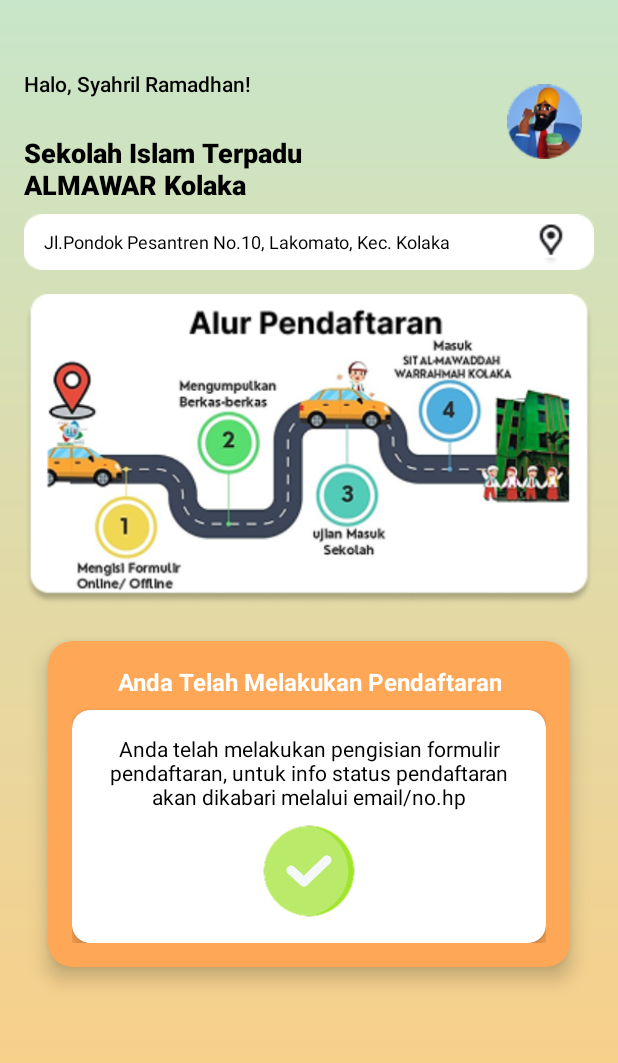
After one commit to SyahrilR22/e-AlMawar, an Android app: the layout fragment_siswa_formulir_done.xml on its own in the app's theme, with its tools: preview values and no code run, on a phone screen of 412 x 824 dp. The commit adds this screen. Shown: the top 1063 px of the screen. Run offline under Robolectric (Android 15) with nearby library versions, the phone set to English and light mode, and no system bars.

Commit message:
Tampilan Halaman Siswa Berhasil Mendaftar dan Tampilan formulir saat berhasil mendaftar

```diff
--- /dev/null
+++ b/app/src/main/res/layout/fragment_siswa_formulir_done.xml
@@ -0,0 +1,161 @@
+<?xml version="1.0" encoding="utf-8"?>
+<androidx.constraintlayout.widget.ConstraintLayout xmlns:android="http://schemas.android.com/apk/res/android"
+    xmlns:app="http://schemas.android.com/apk/res-auto"
+    xmlns:tools="http://schemas.android.com/tools"
+    android:layout_width="match_parent"
+    android:layout_height="match_parent"
+    android:background="@drawable/gradien_background">
+
+    <!-- ScrollView untuk konten utama -->
+    <ScrollView
+        android:layout_width="match_parent"
+        android:layout_height="match_parent"
+        android:fillViewport="true"
+        app:layout_constraintTop_toTopOf="parent">
+
+
+        <LinearLayout
+            android:layout_width="match_parent"
+            android:layout_height="wrap_content"
+            android:orientation="vertical"
+            android:padding="16dp">
+
+            <!-- Header -->
+            <androidx.constraintlayout.widget.ConstraintLayout
+                android:layout_width="match_parent"
+                android:layout_height="wrap_content">
+
+                <TextView
+                    android:id="@+id/tv_greeting"
+                    android:layout_width="wrap_content"
+                    android:layout_height="wrap_content"
+                    android:layout_marginTop="30dp"
+                    android:fontFamily="sans-serif-medium"
+                    android:text="Halo, Syahril Ramadhan!"
+                    android:textColor="@color/black"
+                    android:textSize="14sp"
+                    app:layout_constraintStart_toStartOf="parent"
+                    app:layout_constraintTop_toTopOf="parent" />
+
+                <ImageView
+                    android:id="@+id/iv_profile"
+                    android:layout_width="50dp"
+                    android:layout_height="50dp"
+                    android:layout_marginTop="40dp"
+                    android:layout_marginEnd="8dp"
+                    android:scaleType="centerCrop"
+                    android:src="@drawable/ic_profile"
+                    app:layout_constraintEnd_toEndOf="parent"
+                    app:layout_constraintTop_toTopOf="parent" />
+
+                <TextView
+                    android:id="@+id/tv_school_name"
+                    android:layout_width="192dp"
+                    android:layout_height="43dp"
+                    android:layout_marginTop="24dp"
+                    android:fontFamily="sans-serif-black"
+                    android:gravity="center"
+                    android:text="Sekolah Islam Terpadu ALMAWAR Kolaka"
+                    android:textAlignment="textStart"
+                    android:textColor="@color/black"
+                    android:textSize="18sp"
+                    android:textStyle="bold"
+                    app:layout_constraintEnd_toEndOf="parent"
+                    app:layout_constraintHorizontal_bias="0.0"
+                    app:layout_constraintStart_toStartOf="parent"
+                    app:layout_constraintTop_toBottomOf="@id/tv_greeting" />
+
+                <TextView
+                    android:id="@+id/textView3"
+                    android:layout_width="0dp"
+                    android:layout_height="wrap_content"
+                    android:layout_marginTop="10dp"
+                    android:background="@drawable/location_background"
+                    android:gravity="center"
+                    android:padding="8dp"
+                    android:text="  Jl.Pondok Pesantren No.10, Lakomato, Kec. Kolaka"
+                    android:textAlignment="textStart"
+                    android:textColor="@color/black"
+                    android:textSize="12sp"
+                    app:layout_constraintEnd_toEndOf="parent"
+                    app:layout_constraintStart_toStartOf="parent"
+                    app:layout_constraintTop_toBottomOf="@id/tv_school_name" />
+
+            </androidx.constraintlayout.widget.ConstraintLayout>
+
+            <!-- Content -->
+            <ImageView
+                android:id="@+id/imageView6"
+                android:layout_width="match_parent"
+                android:layout_height="wrap_content"
+                android:layout_marginTop="16dp"
+                android:adjustViewBounds="true"
+                app:srcCompat="@drawable/alur_pendaftaran" />
+
+            <!-- Status Pendaftaran -->
+            <androidx.cardview.widget.CardView
+                android:id="@+id/card_status_pendaftaran"
+                android:layout_width="match_parent"
+                android:layout_height="wrap_content"
+                android:layout_marginTop="24dp"
+                android:layout_marginHorizontal="16dp"
+                app:cardCornerRadius="16dp"
+                app:cardElevation="8dp"
+                app:cardBackgroundColor="@color/orange"
+                app:layout_constraintTop_toBottomOf="@id/imageView6"
+                app:layout_constraintStart_toStartOf="parent"
+                app:layout_constraintEnd_toEndOf="parent">
+
+                <LinearLayout
+                    android:layout_width="match_parent"
+                    android:layout_height="wrap_content"
+                    android:orientation="vertical"
+                    android:padding="16dp"
+                    android:gravity="center">
+
+                    <TextView
+                        android:layout_width="wrap_content"
+                        android:layout_height="wrap_content"
+                        android:text="Anda Telah Melakukan Pendaftaran"
+                        android:textSize="16sp"
+                        android:textStyle="bold"
+                        android:gravity="center"
+                        android:textColor="@android:color/white"/>
+
+                    <androidx.cardview.widget.CardView
+                        android:layout_width="match_parent"
+                        android:layout_height="wrap_content"
+                        android:layout_marginTop="8dp"
+                        app:cardCornerRadius="12dp"
+                        app:cardElevation="4dp">
+
+                        <LinearLayout
+                            android:layout_width="match_parent"
+                            android:layout_height="wrap_content"
+                            android:orientation="vertical"
+                            android:padding="16dp"
+                            android:gravity="center">
+
+                            <TextView
+                                android:layout_width="wrap_content"
+                                android:layout_height="wrap_content"
+                                android:text="Anda telah melakukan pengisian formulir pendaftaran, untuk info status pendaftaran akan dikabari melalui email/no.hp"
+                                android:textSize="14sp"
+                                android:gravity="center"
+                                android:textColor="@android:color/black"
+                                android:layout_marginBottom="8dp"/>
+
+                            <ImageView
+                                android:layout_width="64dp"
+                                android:layout_height="64dp"
+                                android:src="@drawable/done"
+                                android:contentDescription="Success Icon"/>
+                        </LinearLayout>
+                    </androidx.cardview.widget.CardView>
+                </LinearLayout>
+            </androidx.cardview.widget.CardView>
+
+        </LinearLayout>
+    </ScrollView>
+
+</androidx.constraintlayout.widget.ConstraintLayout>
--- a/app/src/main/res/layout/fragment_tempat_tinggal.xml
+++ b/app/src/main/res/layout/fragment_tempat_tinggal.xml
@@ -138,7 +138,7 @@
                         android:text="❮ Sebelumnya" />
 
                     <Button
-                        android:id="@+id/btn_next"
+                        android:id="@+id/btn_submit"
                         android:layout_width="0dp"
                         android:layout_height="wrap_content"
                         android:layout_marginStart="5dp"
```
Also changed, not shown: app/src/main/AndroidManifest.xml (+9 -3 lines), app/src/main/java/com/example/e_almawar/SiswaBerhasilMendaftarFragment.java (added, +42 -0 lines), app/src/main/java/com/example/e_almawar/SiswaFormulirDoneFragment.java (added, +15 -0 lines), app/src/main/java/com/example/e_almawar/TempatTinggalFragment.java (+12 -1 lines), app/src/main/res/layout/fragment_siswa_berhasil_mendaftar.xml (added, +81 -0 lines), app/src/main/res/drawable/done.png (added), app/src/main/res/drawable/ic_check_success.png (added).
